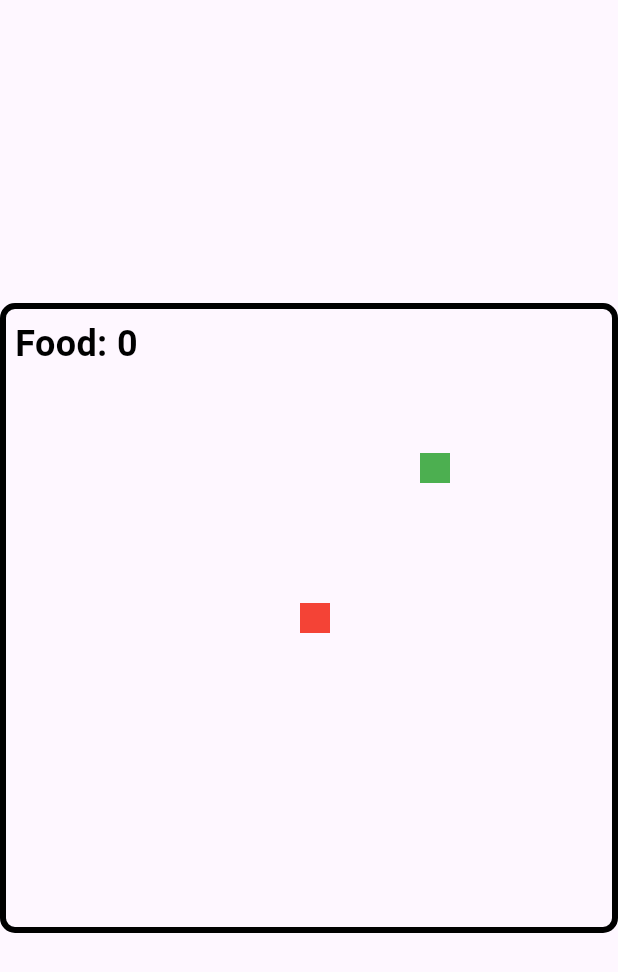
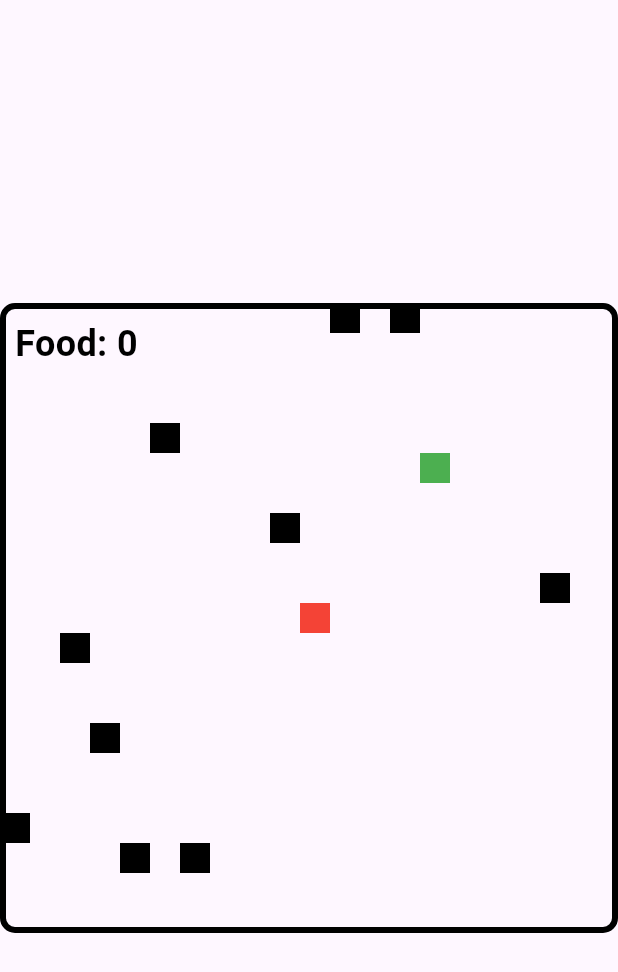
Before and after one commit to bruhfessional/snake_bloc, a Flutter app: the screen it shows after launch, on a phone screen of 412 x 824 dp. Shown: the top 972 px of the screen. Run offline on Flutter 3.47's test engine with Material 3 defaults, Android fonts, the phone set to English and light mode, and no system bars; our stand-ins replace flutter_bloc.

Commit message:
added wall

```diff
--- a/lib/domain/entities/game_state.dart
+++ b/lib/domain/entities/game_state.dart
@@ -1,29 +1,47 @@
-import 'dart:ui';
+import 'dart:math';
 
-import 'package:snake/domain/entities/snake.dart';
-
+import 'package:flutter/material.dart';
 import '../enums/direction_enum.dart';
+import 'snake.dart';
 
 class GameState {
   final Snake snake;
   final Offset food;
   final bool isGameOver;
   final int foodCount;
+  final List<Offset> walls; // List to hold wall positions
 
   GameState({
     required this.snake,
     required this.food,
     required this.isGameOver,
     required this.foodCount,
+    required this.walls,
   });
 
   static GameState initial() {
     return GameState(
-      snake: Snake(segments: [const Offset(5, 5)], direction: Direction.right),
-      food: const Offset(10, 10), // Randomize this as needed
+      snake: Snake(segments: [Offset(5, 5)], direction: Direction.right),
+      food: const Offset(10, 10),
+      // Randomize food position
       isGameOver: false,
       foodCount: 0,
+      walls: _generateRandomWalls(), // Generate walls at initialization
     );
+  }
+
+  // Method to generate random walls
+  static List<Offset> _generateRandomWalls({int count = 10}) {
+    Random random = Random();
+    Set<Offset> wallPositions = {};
+
+    while (wallPositions.length < count) {
+      double x = random.nextInt(20).toDouble(); // Assuming grid size is 20
+      double y = random.nextInt(20).toDouble();
+      wallPositions.add(Offset(x, y));
+    }
+
+    return wallPositions.toList();
   }
 
   GameState copyWith({
@@ -31,12 +49,14 @@ class GameState {
     Offset? food,
     bool? isGameOver,
     int? foodCount,
+    List<Offset>? walls,
   }) {
     return GameState(
       snake: snake ?? this.snake,
       food: food ?? this.food,
       isGameOver: isGameOver ?? this.isGameOver,
       foodCount: foodCount ?? this.foodCount,
+      walls: walls ?? this.walls,
     );
   }
 }
--- a/lib/presentation/bloc/game_bloc.dart
+++ b/lib/presentation/bloc/game_bloc.dart
@@ -55,16 +55,17 @@ class GameBloc extends Bloc<dynamic, GameState> {
     });
   }
 
-  Future<void> _moveSnake(Emitter<GameState> emit) async {
+  void _moveSnake(Emitter<GameState> emit) {
     final currentState = state;
     if (currentState.isGameOver) return;
 
     // Move the snake
     currentState.snake.move();
 
-    // Check for collisions
+    // Check for collisions with walls
     final head = currentState.snake.segments.first;
-    if (head.dx < 0 ||
+    if (currentState.walls.contains(head) ||
+        head.dx < 0 ||
         head.dx >= gridSize ||
         head.dy < 0 ||
         head.dy >= gridSize ||
@@ -79,12 +80,13 @@ class GameBloc extends Bloc<dynamic, GameState> {
 
     // Check for food collision
     if (head == currentState.food) {
-      currentState.snake.grow(); // Optionally, implement grow logic
+      currentState.snake.grow(); // Implement grow logic
       emit(GameState(
         snake: currentState.snake,
         food: _generateRandomFood(gridSize),
         isGameOver: false,
         foodCount: currentState.foodCount + 1,
+        walls: currentState.walls,
       ));
     } else {
       emit(GameState(
@@ -94,6 +96,7 @@ class GameBloc extends Bloc<dynamic, GameState> {
         food: currentState.food,
         isGameOver: false,
         foodCount: currentState.foodCount,
+        walls: currentState.walls,
       ));
     }
   }
--- a/lib/presentation/game_screen.dart
+++ b/lib/presentation/game_screen.dart
@@ -42,8 +42,12 @@ class GameScreen extends StatelessWidget {
               BlocBuilder<GameBloc, GameState>(
                 builder: (context, state) {
                   return CustomPaint(
-                    size: const Size(400, 400), // Adjust size for game area
-                    painter: GamePainter(state.snake.segments, state.food),
+                    size: const Size(400, 400),
+                    painter: GamePainter(
+                      state.snake.segments,
+                      state.food,
+                      state.walls,
+                    ), // Pass walls
                   );
                 },
               ),
@@ -75,8 +79,9 @@ class GameScreen extends StatelessWidget {
 class GamePainter extends CustomPainter {
   final List<Offset> snake;
   final Offset food;
+  final List<Offset> walls; // Add walls parameter
 
-  GamePainter(this.snake, this.food);
+  GamePainter(this.snake, this.food, this.walls);
 
   @override
   void paint(Canvas canvas, Size size) {
@@ -91,6 +96,12 @@ class GamePainter extends CustomPainter {
     // Draw food
     paint.color = Colors.red;
     canvas.drawRect(Rect.fromLTWH(food.dx * 20, food.dy * 20, 20, 20), paint);
+
+    // Draw walls
+    paint.color = Colors.black; // Color for walls
+    for (var wall in walls) {
+      canvas.drawRect(Rect.fromLTWH(wall.dx * 20, wall.dy * 20, 20, 20), paint);
+    }
   }
 
   @override
```
